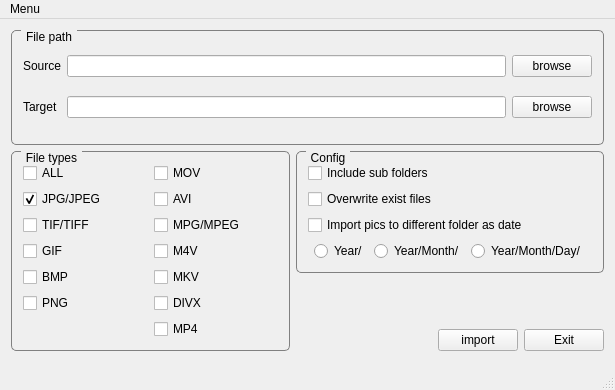
Above: mainwindow.ui from ChunKai-Wang/PicIn before the change. Below: the same form after it.
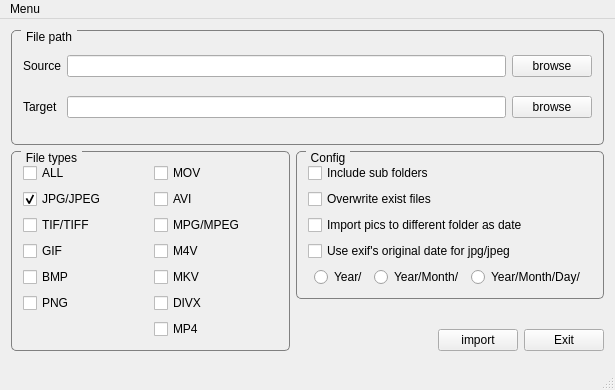
That is the form after the change.

Commit message:
Add a checkbox to indicate using exif's date or not for jpg/jpeg Fixed bug that can't find correct offset of APP1 marker if file contains APP0 marker
    modified:   mainwindow.cpp
    modified:   mainwindow.ui
    modified:   picin_core.cpp
    modified:   picin_core.h

Patch:
```diff
--- a/mainwindow.ui
+++ b/mainwindow.ui
@@ -260,7 +260,7 @@
              </property>
             </widget>
            </item>
-           <item row="3" column="0">
+           <item row="4" column="0">
             <layout class="QHBoxLayout" name="HLayout_dirAsDate">
              <property name="leftMargin">
               <number>6</number>
@@ -298,6 +298,16 @@
              </property>
             </widget>
            </item>
+           <item row="3" column="0">
+            <widget class="QCheckBox" name="checkBox_exifDate">
+             <property name="toolTip">
+              <string>&lt;html&gt;&lt;head/&gt;&lt;body&gt;&lt;p&gt;For jpg/jpeg, use &lt;span style=&quot; font-weight:600;&quot;&gt;exif's &amp;quot;original date&amp;quot;&lt;/span&gt; instead &amp;quot;last modified date&amp;quot; to judge when were pictures taken.&lt;/p&gt;&lt;/body&gt;&lt;/html&gt;</string>
+             </property>
+             <property name="text">
+              <string>Use exif's original date for jpg/jpeg</string>
+             </property>
+            </widget>
+           </item>
           </layout>
          </widget>
         </item>
```
Left out of the diff: 2 changed lines with no effect on the pictures. The commit also changes 3 other files.
